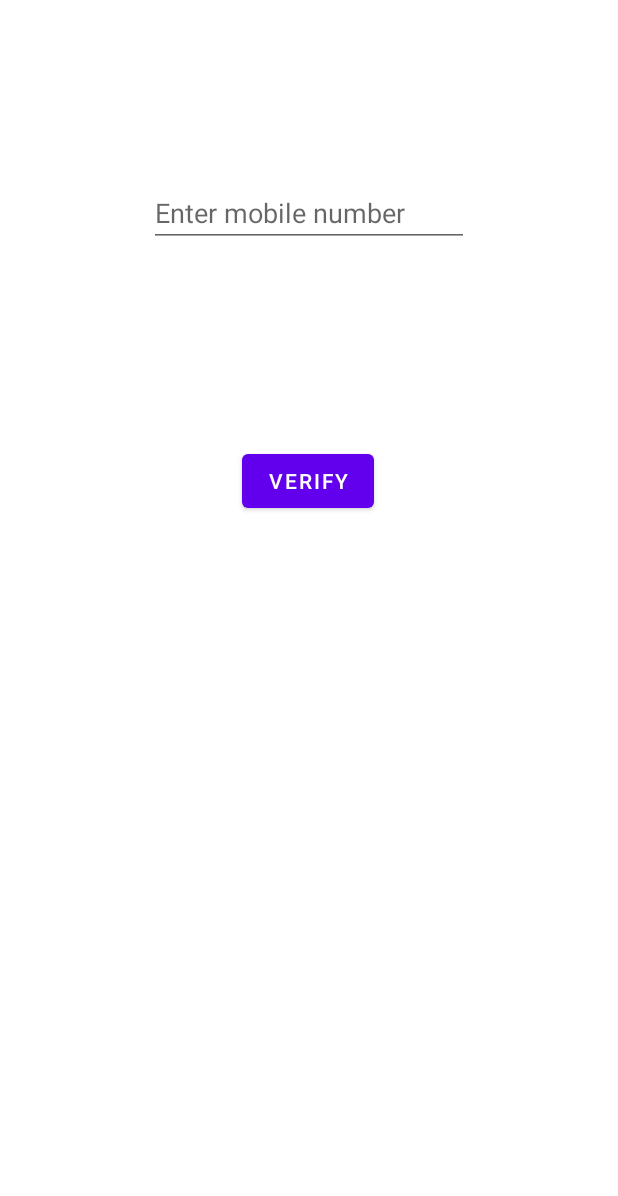
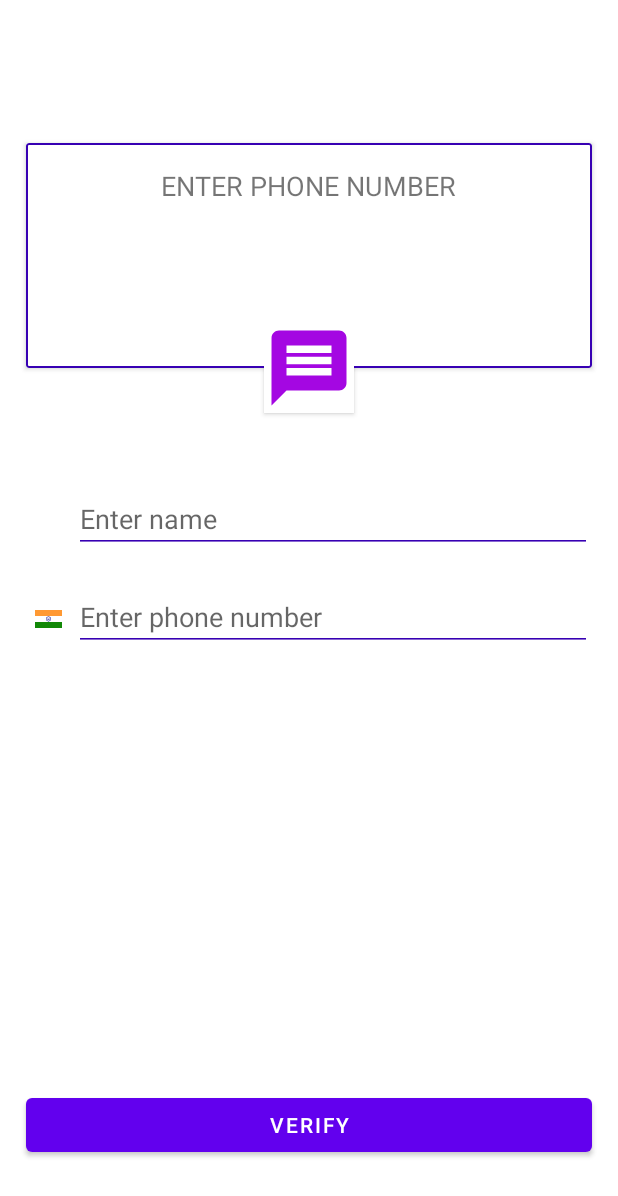
Before and after one commit to neer17/Covid-19_Tracker, an Android app: the AuthFragment screen opened through its navigation route, on a phone screen of 412 x 824 dp. Shown: the top 1196 px of the screen. Run offline under Robolectric (Android 15) with nearby library versions, the phone set to English and light mode, and no system bars; our stand-ins replace Firebase (no records; nobody signed in at launch, a user with empty details on screens opened directly).

Commit message:
feat: auth ui added.

```diff
--- a/app/src/main/java/com/example/mvi_scaffolding/ui/auth/AuthFragment.kt
+++ b/app/src/main/java/com/example/mvi_scaffolding/ui/auth/AuthFragment.kt
@@ -1,16 +1,13 @@
 package com.example.mvi_scaffolding.ui.auth
 
-import android.Manifest
 import android.content.Intent
 import android.os.Bundle
 import android.util.Log
-import androidx.fragment.app.Fragment
 import android.view.LayoutInflater
 import android.view.View
 import android.view.ViewGroup
 import android.widget.Button
-import android.widget.EditText
-
+import androidx.fragment.app.Fragment
 import com.example.mvi_scaffolding.R
 import com.example.mvi_scaffolding.ui.main.MainActivity
 import com.google.firebase.FirebaseException
@@ -18,7 +15,6 @@ import com.google.firebase.FirebaseTooManyRequestsException
 import com.google.firebase.auth.FirebaseAuthInvalidCredentialsException
 import com.google.firebase.auth.PhoneAuthCredential
 import com.google.firebase.auth.PhoneAuthProvider
-import java.util.concurrent.TimeUnit
 
 
 class AuthFragment : Fragment() {
@@ -87,17 +83,16 @@ class AuthFragment : Fragment() {
         super.onViewCreated(view, savedInstanceState)
 
         val verifyBtn = view.findViewById<Button>(R.id.auth_frag_verify_btn)
-        val phoneEt = view.findViewById<EditText>(R.id.auth_frag_mobile_number_et)
 
         verifyBtn.setOnClickListener {
-            val phoneNumber = phoneEt.text.toString()
+           /* val phoneNumber = phoneEt.text.toString()
 
             PhoneAuthProvider.getInstance().verifyPhoneNumber(
                 phoneNumber, // Phone number to verify
                 60, // Timeout duration
                 TimeUnit.SECONDS, // Unit of timeout
                 activity!!.parent, // Activity (for callback binding)
-                callbacks) // OnVerificationStateChangedCallbacks
+                callbacks) // OnVerificationStateChangedCallbacks*/
         }
     }
 }
--- /dev/null
+++ b/app/src/main/res/drawable/ic_indian_flag.xml
@@ -0,0 +1,43 @@
+<vector android:height="32dp" android:viewportHeight="150"
+    android:viewportWidth="225" android:width="48dp" xmlns:android="http://schemas.android.com/apk/res/android">
+    <path android:fillColor="#f93" android:pathData="M0,0h225v150h-225z"/>
+    <path android:fillColor="#fff" android:pathData="M0,50h225v50h-225z"/>
+    <path android:fillColor="#128807" android:pathData="M0,100h225v50h-225z"/>
+    <path android:fillColor="#008" android:pathData="M112.5,75m-20,0a20,20 0,1 1,40 0a20,20 0,1 1,-40 0"/>
+    <path android:fillColor="#fff" android:pathData="M112.5,75m-17.5,0a17.5,17.5 0,1 1,35 0a17.5,17.5 0,1 1,-35 0"/>
+    <path android:fillColor="#008" android:pathData="M112.5,75m-3.5,0a3.5,3.5 0,1 1,7 0a3.5,3.5 0,1 1,-7 0"/>
+    <path android:fillColor="#008" android:pathData="M129.85,77.284m-0.868,-0.114a0.875,0.875 64.347,1 1,1.735 0.228a0.875,0.875 64.347,1 1,-1.735 -0.228"/>
+    <path android:fillColor="#008" android:pathData="M112.5,92.5 L113.1,82C113.1,82 112.5,77 112.5,77 112.5,77 111.9,82 111.9,82L112.5,92.5z"/>
+    <path android:fillColor="#008" android:pathData="M128.668,81.697m-0.808,-0.335a0.875,0.875 0,1 1,1.617 0.67a0.875,0.875 0,1 1,-1.617 -0.67"/>
+    <path android:fillColor="#008" android:pathData="M107.971,91.904L111.268,81.917C111.268,81.917 111.982,76.932 111.982,76.932 111.982,76.932 110.109,81.606 110.109,81.606L107.971,91.904z"/>
+    <path android:fillColor="#008" android:pathData="M126.384,85.653m-0.694,-0.533a0.875,0.875 82.436,1 1,1.388 1.065a0.875,0.875 82.436,1 1,-1.388 -1.065"/>
+    <path android:fillColor="#008" android:pathData="M103.75,90.155L109.52,81.362C109.52,81.362 111.5,76.732 111.5,76.732 111.5,76.732 108.48,80.762 108.48,80.762L103.75,90.155z"/>
+    <path android:fillColor="#008" android:pathData="M123.153,88.884m-0.533,-0.694a0.875,0.875 97.891,1 1,1.065 1.388a0.875,0.875 97.891,1 1,-1.065 -1.388"/>
+    <path android:fillColor="#008" android:pathData="M100.126,87.374L107.975,80.374C107.975,80.374 111.086,76.414 111.086,76.414 111.086,76.414 107.126,79.525 107.126,79.525L100.126,87.374z"/>
+    <path android:fillColor="#008" android:pathData="M119.197,91.168m-0.335,-0.808a0.875,0.875 0,1 1,0.67 1.617a0.875,0.875 0,1 1,-0.67 -1.617"/>
+    <path android:fillColor="#008" android:pathData="M97.345,83.75L106.738,79.02C106.738,79.02 110.768,76 110.768,76 110.768,76 106.138,77.98 106.138,77.98L97.345,83.75z"/>
+    <path android:fillColor="#008" android:pathData="M114.784,92.35m-0.114,-0.868a0.875,0.875 127.733,1 1,0.228 1.735a0.875,0.875 127.733,1 1,-0.228 -1.735"/>
+    <path android:fillColor="#008" android:pathData="M95.596,79.529L105.894,77.391C105.894,77.391 110.568,75.518 110.568,75.518 110.568,75.518 105.583,76.232 105.583,76.232L95.596,79.529z"/>
+    <path android:fillColor="#008" android:pathData="M110.216,92.35m0.114,-0.868a0.875,0.875 52.19,1 1,-0.228 1.735a0.875,0.875 52.19,1 1,0.228 -1.735"/>
+    <path android:fillColor="#008" android:pathData="M95,75L105.5,75.6C105.5,75.6 110.5,75 110.5,75 110.5,75 105.5,74.4 105.5,74.4L95,75z"/>
+    <path android:fillColor="#008" android:pathData="M105.803,91.168m0.335,-0.808a0.875,0.875 0,1 1,-0.67 1.617a0.875,0.875 0,1 1,0.67 -1.617"/>
+    <path android:fillColor="#008" android:pathData="M95.596,70.471L105.583,73.768C105.583,73.768 110.568,74.482 110.568,74.482 110.568,74.482 105.894,72.609 105.894,72.609L95.596,70.471z"/>
+    <path android:fillColor="#008" android:pathData="M101.847,88.884m0.533,-0.694a0.875,0.875 82.75,1 1,-1.065 1.388a0.875,0.875 82.75,1 1,1.065 -1.388"/>
+    <path android:fillColor="#008" android:pathData="M97.345,66.25L106.138,72.02C106.138,72.02 110.768,74 110.768,74 110.768,74 106.738,70.98 106.738,70.98L97.345,66.25z"/>
+    <path android:fillColor="#008" android:pathData="M105.803,58.832m0.335,0.808a0.875,0.875 0,1 1,-0.67 -1.617a0.875,0.875 0,1 1,0.67 1.617"/>
+    <path android:fillColor="#008" android:pathData="M127.655,66.25L118.262,70.98C118.262,70.98 114.232,74 114.232,74 114.232,74 118.862,72.02 118.862,72.02L127.655,66.25z"/>
+    <path android:fillColor="#008" android:pathData="M110.216,57.65m0.114,0.868a0.875,0.875 127.733,1 1,-0.228 -1.735a0.875,0.875 127.733,1 1,0.228 1.735"/>
+    <path android:fillColor="#008" android:pathData="M129.404,70.471L119.106,72.609C119.106,72.609 114.432,74.482 114.432,74.482 114.432,74.482 119.417,73.768 119.417,73.768L129.404,70.471z"/>
+    <path android:fillColor="#008" android:pathData="M114.784,57.65m-0.114,0.868a0.875,0.875 52.19,1 1,0.228 -1.735a0.875,0.875 52.19,1 1,-0.228 1.735"/>
+    <path android:fillColor="#008" android:pathData="M130,75L119.5,74.4C119.5,74.4 114.5,75 114.5,75 114.5,75 119.5,75.6 119.5,75.6L130,75z"/>
+    <path android:fillColor="#008" android:pathData="M119.197,58.832m-0.335,0.808a0.875,0.875 0,1 1,0.67 -1.617a0.875,0.875 0,1 1,-0.67 1.617"/>
+    <path android:fillColor="#008" android:pathData="M129.404,79.529L119.417,76.232C119.417,76.232 114.432,75.518 114.432,75.518 114.432,75.518 119.106,77.391 119.106,77.391L129.404,79.529z"/>
+    <path android:fillColor="#008" android:pathData="M123.153,61.116m-0.533,0.694a0.875,0.875 82.75,1 1,1.065 -1.388a0.875,0.875 82.75,1 1,-1.065 1.388"/>
+    <path android:fillColor="#008" android:pathData="M127.655,83.75L118.862,77.98C118.862,77.98 114.232,76 114.232,76 114.232,76 118.262,79.02 118.262,79.02L127.655,83.75z"/>
+    <path android:fillColor="#008" android:pathData="M126.384,64.347m-0.694,0.533a0.875,0.875 97.782,1 1,1.388 -1.065a0.875,0.875 97.782,1 1,-1.388 1.065"/>
+    <path android:fillColor="#008" android:pathData="M124.874,87.374L117.874,79.525C117.874,79.525 113.914,76.414 113.914,76.414 113.914,76.414 117.025,80.374 117.025,80.374L124.874,87.374z"/>
+    <path android:fillColor="#008" android:pathData="M128.668,68.303m-0.808,0.335a0.875,0.875 0,1 1,1.617 -0.67a0.875,0.875 0,1 1,-1.617 0.67"/>
+    <path android:fillColor="#008" android:pathData="M121.25,90.155L116.52,80.762C116.52,80.762 113.5,76.732 113.5,76.732 113.5,76.732 115.48,81.362 115.48,81.362L121.25,90.155z"/>
+    <path android:fillColor="#008" android:pathData="M129.85,72.716m-0.868,0.114a0.875,0.875 62.029,1 1,1.735 -0.228a0.875,0.875 62.029,1 1,-1.735 0.228"/>
+    <path android:fillColor="#008" android:pathData="M117.029,91.904L114.891,81.606C114.891,81.606 113.018,76.932 113.018,76.932 113.018,76.932 113.732,81.917 113.732,81.917L117.029,91.904z"/>
+</vector>
--- /dev/null
+++ b/app/src/main/res/drawable/ic_message_black_24dp.xml
@@ -0,0 +1,5 @@
+<vector android:height="60dp" android:tint="#A407E2"
+    android:viewportHeight="24.0" android:viewportWidth="24.0"
+    android:width="60dp" xmlns:android="http://schemas.android.com/apk/res/android">
+    <path android:fillColor="#FF000000" android:pathData="M20,2L4,2c-1.1,0 -1.99,0.9 -1.99,2L2,22l4,-4h14c1.1,0 2,-0.9 2,-2L22,4c0,-1.1 -0.9,-2 -2,-2zM18,14L6,14v-2h12v2zM18,11L6,11L6,9h12v2zM18,8L6,8L6,6h12v2z"/>
+</vector>
--- a/app/src/main/res/layout/fragment_auth.xml
+++ b/app/src/main/res/layout/fragment_auth.xml
@@ -6,26 +6,117 @@
     android:layout_height="match_parent"
     tools:context=".ui.auth.AuthFragment">
 
+    <com.google.android.material.card.MaterialCardView
+        android:id="@+id/materialCardView"
+        style="@style/CardView.Light"
+        app:cardBackgroundColor="@color/white"
+        android:layout_width="match_parent"
+        android:layout_height="150dp"
+        android:layout_marginStart="16dp"
+        android:layout_marginTop="48dp"
+        android:layout_marginEnd="16dp"
+        android:outlineAmbientShadowColor="@color/green"
+        app:layout_constraintEnd_toEndOf="parent"
+        app:layout_constraintStart_toStartOf="parent"
+        app:layout_constraintTop_toTopOf="parent"
+        app:strokeColor="@color/colorPrimaryDark"
+        app:strokeWidth="1dp">
+
+        <androidx.constraintlayout.widget.ConstraintLayout
+            android:layout_width="match_parent"
+            android:layout_height="match_parent">
+
+            <LinearLayout
+                android:id="@+id/linearLayout2"
+                android:layout_width="match_parent"
+                android:layout_height="wrap_content"
+                android:layout_marginTop="16dp"
+                android:gravity="center_horizontal"
+                app:layout_constraintEnd_toEndOf="parent"
+                app:layout_constraintStart_toStartOf="parent"
+                app:layout_constraintTop_toTopOf="parent">
+
+                <TextView
+                    android:id="@+id/textView5"
+                    android:layout_width="wrap_content"
+                    android:layout_height="wrap_content"
+                    android:layout_gravity="center"
+                    android:text="ENTER PHONE NUMBER"
+                    android:textFontWeight="600"
+                    android:textSize="18dp"
+                    app:layout_constraintStart_toStartOf="parent"
+                    app:layout_constraintTop_toTopOf="parent" />
+            </LinearLayout>
+
+        </androidx.constraintlayout.widget.ConstraintLayout>
+    </com.google.android.material.card.MaterialCardView>
+
     <EditText
-        android:id="@+id/auth_frag_mobile_number_et"
+        android:id="@+id/editText"
+        android:layout_width="0dp"
+        android:layout_height="wrap_content"
+        android:layout_marginTop="20dp"
+        android:layout_marginEnd="16dp"
+        android:ems="10"
+        android:hint="Enter phone number"
+        android:backgroundTint="@color/colorPrimaryDark"
+        android:inputType="phone"
+        app:layout_constraintEnd_toEndOf="parent"
+        app:layout_constraintHorizontal_bias="0.0"
+        app:layout_constraintStart_toStartOf="@+id/editText2"
+        app:layout_constraintTop_toBottomOf="@+id/editText2" />
+
+    <ImageView
+        android:id="@+id/imageView"
+        android:layout_width="26dp"
+        android:layout_height="12dp"
+        android:layout_marginEnd="4dp"
+        android:src="@drawable/ic_indian_flag"
+        app:layout_constraintBottom_toBottomOf="@+id/editText"
+        app:layout_constraintEnd_toStartOf="@+id/editText"
+        app:layout_constraintTop_toTopOf="@+id/editText"
+        app:layout_constraintVertical_bias="0.545" />
+
+    <ImageView
+        android:id="@+id/imageView2"
         android:layout_width="wrap_content"
         android:layout_height="wrap_content"
-        android:layout_marginTop="72dp"
+        android:elevation="2dp"
+        android:background="@color/white"
+        android:src="@drawable/ic_message_black_24dp"
+        app:layout_constraintBottom_toBottomOf="@+id/materialCardView"
+        app:layout_constraintEnd_toEndOf="@+id/materialCardView"
+        app:layout_constraintStart_toStartOf="@+id/materialCardView"
+        app:layout_constraintTop_toBottomOf="@+id/materialCardView"
+        app:layout_constraintVertical_bias="0.45" />
+
+    <EditText
+        android:id="@+id/editText2"
+        android:layout_width="0dp"
+        android:layout_height="wrap_content"
+        android:layout_marginStart="48dp"
+        android:layout_marginTop="48dp"
+        android:layout_marginEnd="16dp"
         android:ems="10"
-        android:hint="@string/enter_mobile_number"
-        android:inputType="number"
+        android:hint="Enter name"
+        android:backgroundTint="@color/colorPrimaryDark"
+        android:inputType="textPersonName"
         app:layout_constraintEnd_toEndOf="parent"
         app:layout_constraintStart_toStartOf="parent"
-        app:layout_constraintTop_toTopOf="parent" />
+        app:layout_constraintTop_toBottomOf="@+id/imageView2" />
 
     <Button
         android:id="@+id/auth_frag_verify_btn"
-        android:layout_width="wrap_content"
+        android:layout_width="0dp"
         android:layout_height="wrap_content"
-        android:layout_marginTop="132dp"
+        android:layout_marginStart="16dp"
+        android:layout_marginTop="292dp"
+        android:layout_marginEnd="16dp"
         android:text="@string/verify"
-        app:layout_constraintEnd_toEndOf="@+id/auth_frag_mobile_number_et"
-        app:layout_constraintHorizontal_bias="0.496"
-        app:layout_constraintStart_toStartOf="@+id/auth_frag_mobile_number_et"
-        app:layout_constraintTop_toBottomOf="@+id/auth_frag_mobile_number_et" />
+        app:layout_constraintEnd_toEndOf="parent"
+        app:layout_constraintHorizontal_bias="0.0"
+        app:layout_constraintStart_toStartOf="parent"
+        app:layout_constraintTop_toBottomOf="@+id/editText" />
+
+
 </androidx.constraintlayout.widget.ConstraintLayout>
```
